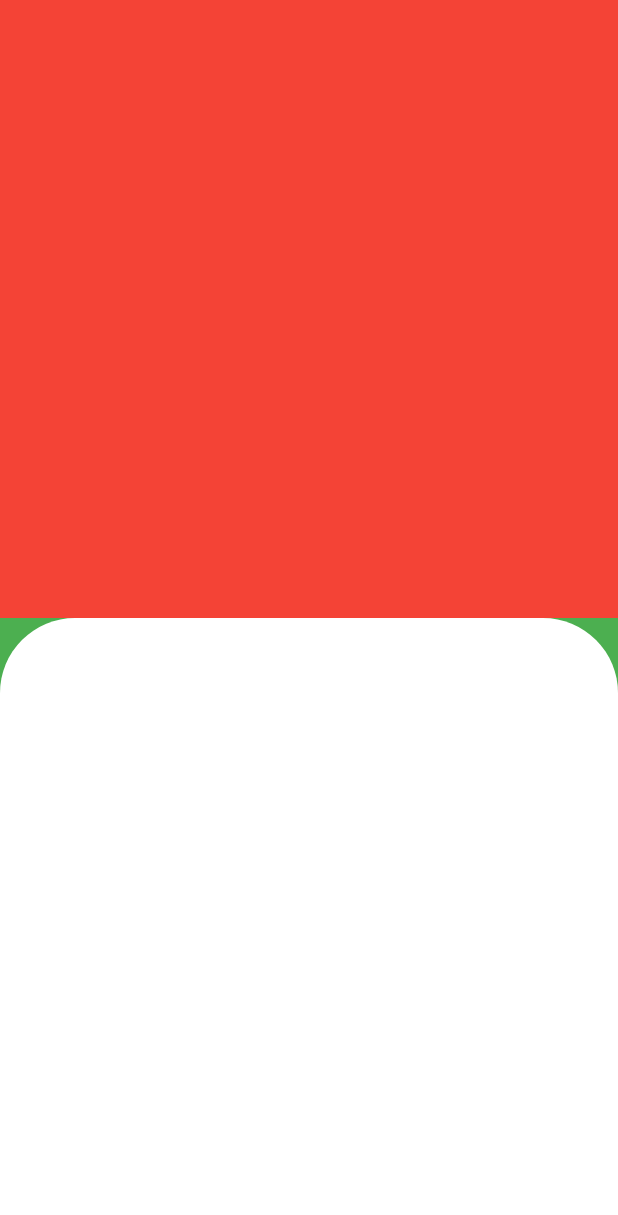
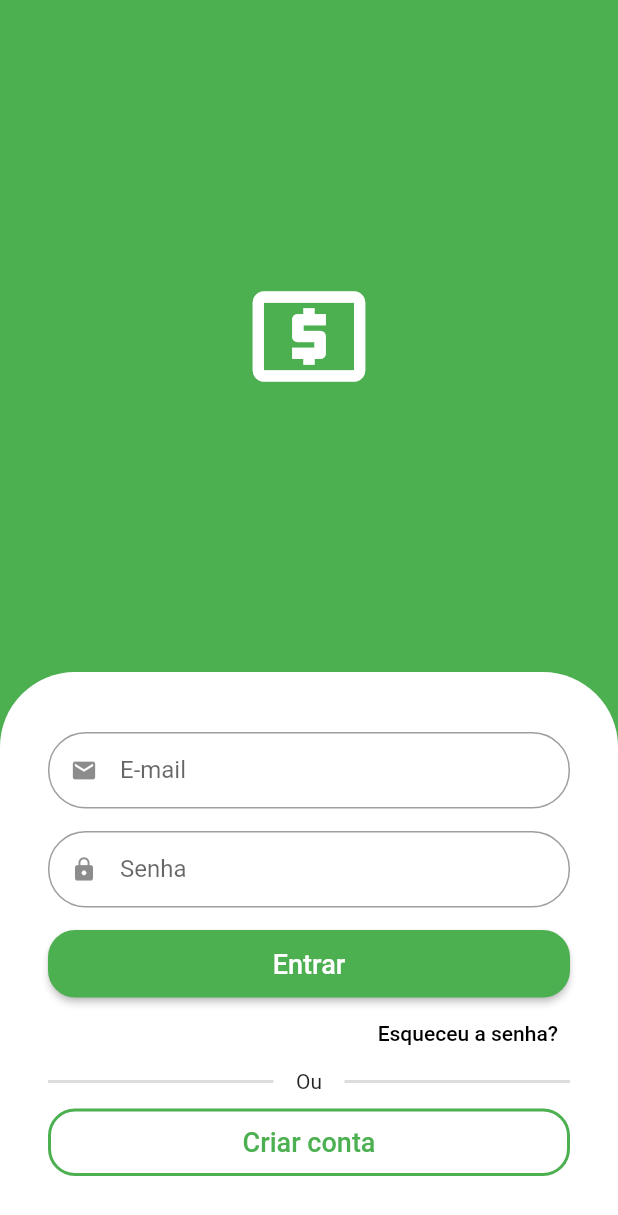
Before and after one commit to marinoricardo/greengrocer, a Flutter app: the screen it shows after launch, on a phone screen of 412 x 824 dp. Shown: the top 1215 px of the screen. Run offline on Flutter 3.47's test engine with Material 2 defaults, Android fonts, the phone set to English and light mode, and no system bars.

Commit message:
signInScreen done

```diff
--- a/lib/main.dart
+++ b/lib/main.dart
@@ -15,7 +15,7 @@ class MyApp extends StatelessWidget {
       title: 'Flutter Demo',
       debugShowCheckedModeBanner: false,
       theme: ThemeData(
-        primarySwatch: Colors.blue,
+        primarySwatch: Colors.green,
       ),
       home: const SignInScreen(),
     );
--- a/lib/src/auth/sign_in_screen.dart
+++ b/lib/src/auth/sign_in_screen.dart
@@ -1,4 +1,7 @@
+// ignore_for_file: unnecessary_const, prefer_const_constructors, prefer_const_literals_to_create_immutables, sort_child_properties_last, avoid_unnecessary_containers
+
 import 'package:flutter/material.dart';
+import 'package:greengrocer/src/components/custom_text_field.dart';
 
 class SignInScreen extends StatelessWidget {
   const SignInScreen({Key? key}) : super(key: key);
@@ -8,20 +11,107 @@ class SignInScreen extends StatelessWidget {
     return Scaffold(
       backgroundColor: Colors.green,
       body: Column(
+        // crossAxisAlignment: CrossAxisAlignment.stretch,
         children: [
           Expanded(
             child: Container(
-              color: Colors.red,
+              // color: Colors.red,
+              child: Icon(
+                Icons.local_atm,
+                size: 90,
+                color: Colors.white,
+              ),
             ),
           ),
-          Expanded(
-            child: Container(
-              decoration: const BoxDecoration(
-                color: Colors.white,
-                borderRadius: BorderRadius.vertical(
-                  top: Radius.circular(50),
+          Container(
+            padding: const EdgeInsets.symmetric(vertical: 40, horizontal: 32),
+            decoration: const BoxDecoration(
+              color: Colors.white,
+              borderRadius: BorderRadius.vertical(
+                top: Radius.circular(50),
+              ),
+            ),
+            child: Column(
+              children: [
+                CustomTextField(
+                  label: 'E-mail',
+                  icon: Icons.email,
                 ),
-              ),
+                CustomTextField(
+                  label: 'Senha',
+                  icon: Icons.lock,
+                ),
+                SizedBox(
+                  width: double.infinity,
+                  height: 45,
+                  child: ElevatedButton(
+                    onPressed: () {},
+                    child: Text(
+                      'Entrar',
+                      style: TextStyle(fontSize: 18),
+                    ),
+                    style: ElevatedButton.styleFrom(
+                      shape: RoundedRectangleBorder(
+                          borderRadius: BorderRadius.circular(18)),
+                    ),
+                  ),
+                ),
+                Align(
+                  alignment: Alignment.centerRight,
+                  child: TextButton(
+                    onPressed: (() {}),
+                    child: Text(
+                      'Esqueceu a senha?',
+                      style: TextStyle(color: Colors.black),
+                    ),
+                  ),
+                ),
+                Padding(
+                  padding: const EdgeInsets.only(bottom: 10),
+                  child: Row(
+                    children: [
+                      Expanded(
+                        child: Divider(
+                          color: Colors.grey.withAlpha(90),
+                          thickness: 2,
+                        ),
+                      ),
+                      Padding(
+                        padding: const EdgeInsets.symmetric(horizontal: 15),
+                        child: const Text('Ou'),
+                      ),
+                      Expanded(
+                        child: Divider(
+                          color: Colors.grey.withAlpha(90),
+                          thickness: 2,
+                        ),
+                      ),
+                    ],
+                  ),
+                ),
+                SizedBox(
+                  width: double.infinity,
+                  height: 45,
+                  child: OutlinedButton(
+                    style: OutlinedButton.styleFrom(
+                      shape: RoundedRectangleBorder(
+                        borderRadius: BorderRadius.circular(18),
+                      ),
+                      side: BorderSide(
+                        width: 2,
+                        color: Colors.green,
+                      ),
+                    ),
+                    onPressed: () {},
+                    child: Text(
+                      'Criar conta',
+                      style: TextStyle(
+                        fontSize: 18,
+                      ),
+                    ),
+                  ),
+                )
+              ],
             ),
           ),
         ],
--- /dev/null
+++ b/lib/src/components/custom_text_field.dart
@@ -0,0 +1,27 @@
+// ignore_for_file: prefer_const_constructors
+
+import 'package:flutter/material.dart';
+
+class CustomTextField extends StatelessWidget {
+  final IconData icon;
+  final String label;
+  const CustomTextField({Key? key, required this.label, required this.icon})
+      : super(key: key);
+
+  @override
+  Widget build(BuildContext context) {
+    return Padding(
+      padding: const EdgeInsets.only(bottom: 15),
+      child: TextFormField(
+        decoration: InputDecoration(
+          labelText: label,
+          prefixIcon: Icon(icon),
+          border: OutlineInputBorder(
+            borderRadius: BorderRadius.all(Radius.circular(25.0)),
+          ),
+          isDense: true,
+        ),
+      ),
+    );
+  }
+}
```
